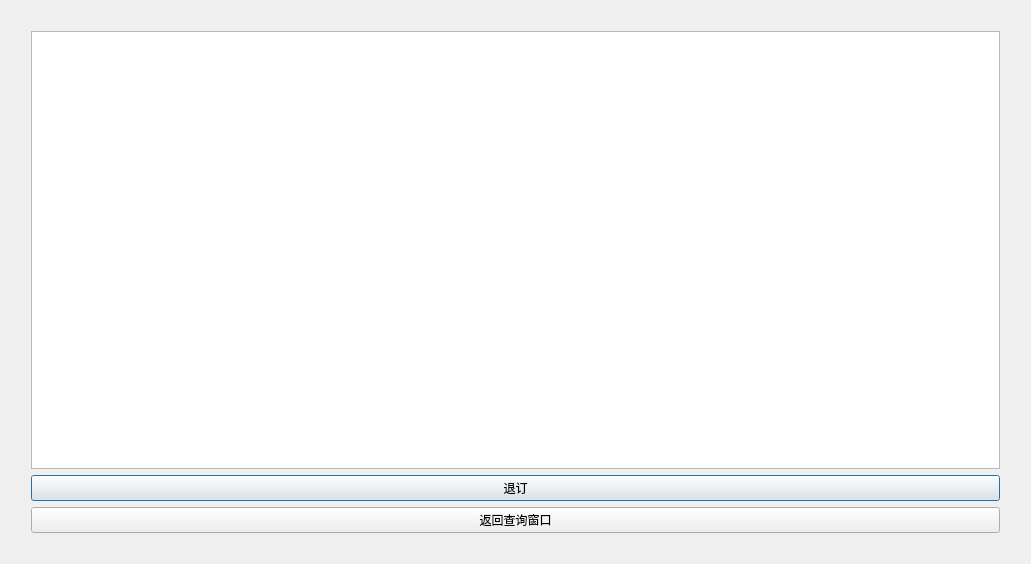
This is Client/UI/TrainUI/myticket.ui in TimerChen/TrainTickets as Qt 5 draws it before an edit. The edited form follows.
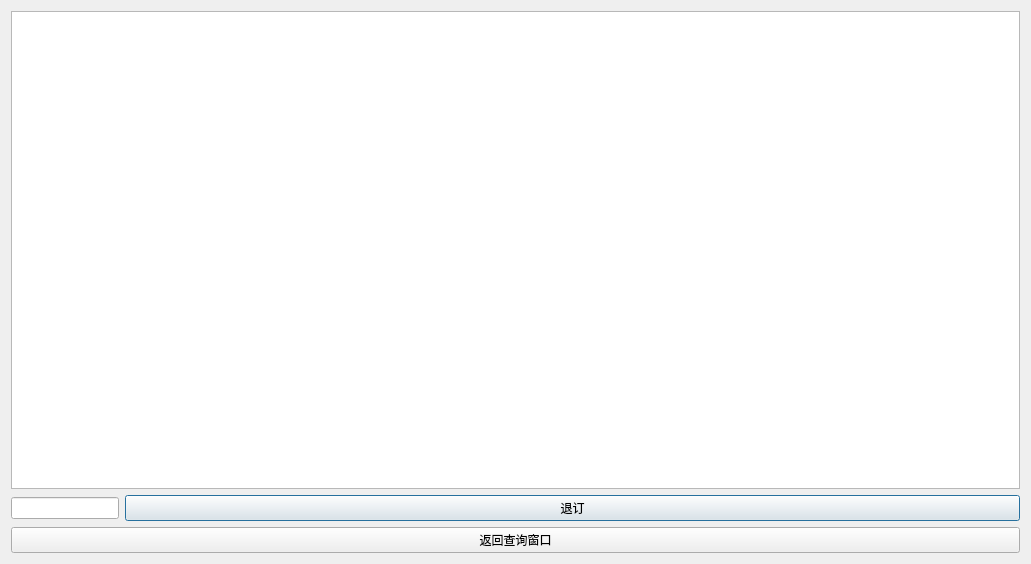
This is the edited form. Icons and pictures are not drawn.

Commit message: Add something in myticket

```diff
--- a/Client/UI/TrainUI/myticket.ui
+++ b/Client/UI/TrainUI/myticket.ui
@@ -19,33 +19,38 @@
   </property>
   <layout class="QVBoxLayout" name="verticalLayout_3">
    <item>
-    <layout class="QVBoxLayout" name="verticalLayout_2" stretch="0">
-     <property name="spacing">
-      <number>6</number>
-     </property>
-     <property name="leftMargin">
-      <number>20</number>
-     </property>
-     <property name="topMargin">
-      <number>20</number>
-     </property>
-     <property name="rightMargin">
-      <number>20</number>
-     </property>
-     <property name="bottomMargin">
-      <number>20</number>
-     </property>
-     <item>
-      <layout class="QVBoxLayout" name="verticalLayout">
+    <layout class="QVBoxLayout" name="verticalLayout_2">
        <item>
         <widget class="QTableView" name="ticketsTableView"/>
        </item>
        <item>
+      <layout class="QVBoxLayout" name="verticalLayout">
+       <item>
+        <layout class="QHBoxLayout" name="horizontalLayout">
+         <item>
+          <widget class="QLineEdit" name="numLineEdit">
+           <property name="sizePolicy">
+            <sizepolicy hsizetype="Preferred" vsizetype="Fixed">
+             <horstretch>0</horstretch>
+             <verstretch>0</verstretch>
+            </sizepolicy>
+           </property>
+          </widget>
+         </item>
+         <item>
         <widget class="QPushButton" name="modifyTicketBtn">
+           <property name="sizePolicy">
+            <sizepolicy hsizetype="Expanding" vsizetype="Fixed">
+             <horstretch>0</horstretch>
+             <verstretch>0</verstretch>
+            </sizepolicy>
+           </property>
          <property name="text">
           <string>退订</string>
          </property>
         </widget>
+         </item>
+        </layout>
        </item>
        <item>
         <widget class="QPushButton" name="exitBtn">
```
Lines whose indentation alone changed are shown as unchanged. The commit also changes 12 other files.
